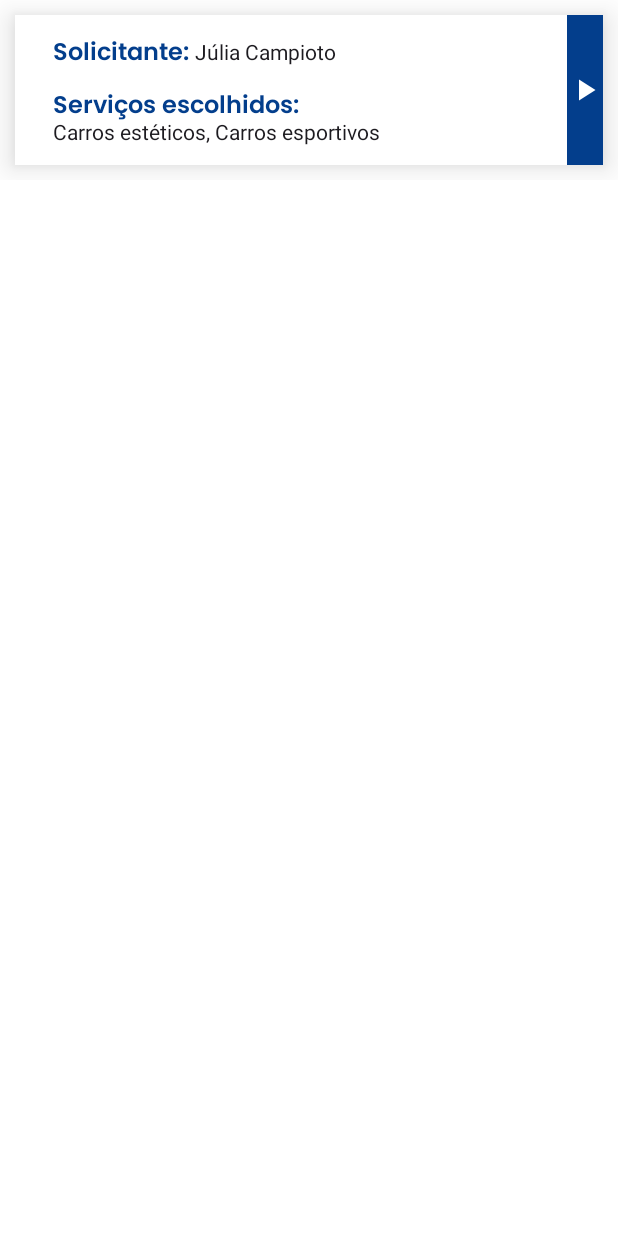
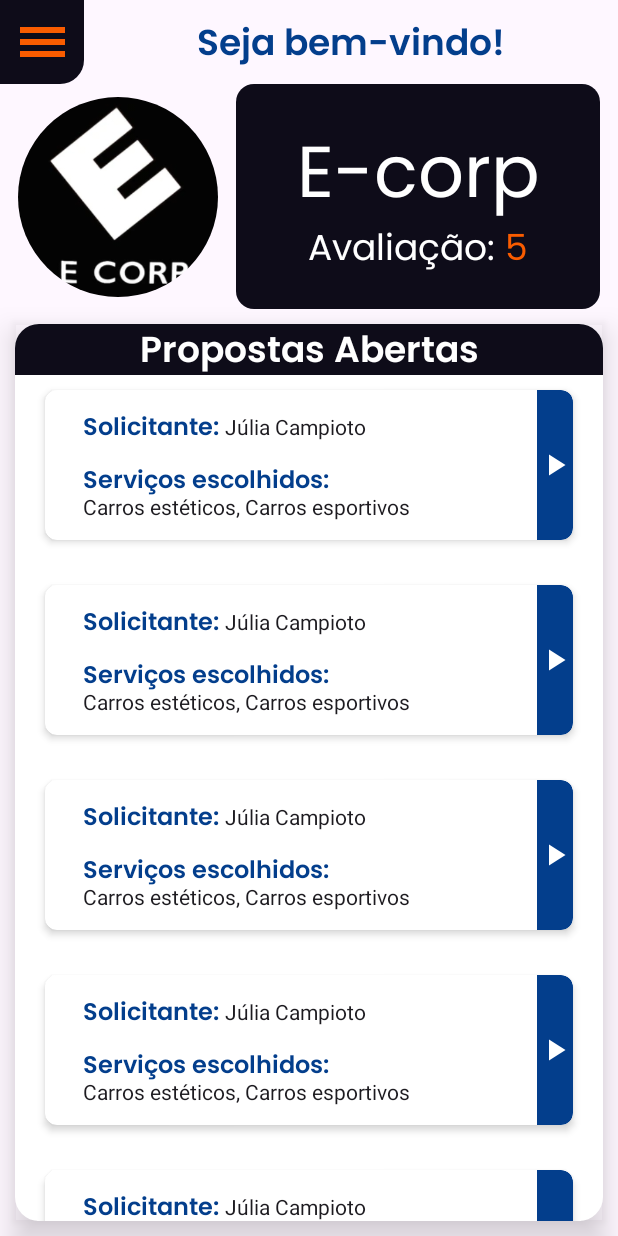
Before and after one commit to ArchFacts/App-Mobile, an Android app built with Jetpack Compose: the @Preview function GreetingsPrestadorPreview, on a phone screen of 412 x 824 dp. Run offline under Robolectric (Android 15) with nearby library versions, the phone set to English and light mode, and no system bars.

Commit message:
finishing greetingsPrestador

```diff
--- a/app/src/main/java/com/example/archfacts_app_web/screens/GreetingsPrestador.kt
+++ b/app/src/main/java/com/example/archfacts_app_web/screens/GreetingsPrestador.kt
@@ -48,20 +48,22 @@ import com.example.archfacts_app_web.ui.theme.ArchBlue
 import com.example.archfacts_app_web.ui.theme.ArchOrange
 import com.example.archfacts_app_web.ui.theme.Poppins
 
-data class PrestadorItems(val solicitante: String, val servicosEscolhidos: String)
+data class PropostaItems(val solicitante: String, val servicosEscolhidos: String)
 
 @Composable
-fun Propostas() {
+fun Proposta(propostaItems: PropostaItems) {
     Surface(
         modifier = Modifier
             .fillMaxWidth()
             .padding(10.dp)
             .shadow(
-                12.dp,
+                3.dp,
                 clip = true,
                 ambientColor = Color.Black.copy(alpha = 0.8f),
-                spotColor = Color.Black.copy(alpha = 0.8f)
-            ),
+                spotColor = Color.Black.copy(alpha = 0.8f),
+                shape = RoundedCornerShape(8.dp)
+            )
+            .clip(RoundedCornerShape(8.dp)),
         color = Color.White,
     ) {
         Row(
@@ -69,7 +71,9 @@ fun Propostas() {
             modifier = Modifier.height(100.dp)
         ) {
             Column(
-                modifier = Modifier.fillMaxHeight().padding(horizontal = 25.dp),
+                modifier = Modifier
+                    .fillMaxHeight()
+                    .padding(horizontal = 25.dp),
                 verticalArrangement = Arrangement.SpaceEvenly
             ) {
                 Text(text = buildAnnotatedString {
@@ -83,7 +87,7 @@ fun Propostas() {
                     ) {
                         append("Solicitante: ")
                     }
-                    append("Júlia Campioto")
+                    append(propostaItems.solicitante)
                 })
                 Column {
                     Text(
@@ -94,7 +98,7 @@ fun Propostas() {
                         color = ArchBlue,
                         textAlign = TextAlign.Center,
                     )
-                    Text(text = "Carros estéticos, Carros esportivos")
+                    Text(text = propostaItems.servicosEscolhidos)
                 }
             }
             Column(
@@ -116,6 +120,13 @@ fun Propostas() {
 
 @Composable
 fun GreetingsPrestador() {
+    val propostas = listOf(
+        PropostaItems("Júlia Campioto", "Carros estéticos, Carros esportivos"),
+        PropostaItems("Júlia Campioto", "Carros estéticos, Carros esportivos"),
+        PropostaItems("Júlia Campioto", "Carros estéticos, Carros esportivos"),
+        PropostaItems("Júlia Campioto", "Carros estéticos, Carros esportivos"),
+        PropostaItems("Júlia Campioto", "Carros estéticos, Carros esportivos"),
+    )
     Scaffold(topBar = {
         Row(
             verticalAlignment = Alignment.CenterVertically,
@@ -127,7 +138,7 @@ fun GreetingsPrestador() {
             Text(
                 text = "Seja bem-vindo!",
                 fontFamily = Poppins,
-                fontSize = 32.sp,
+                fontSize = 24.sp,
                 fontWeight = FontWeight.SemiBold,
                 color = ArchBlue,
                 textAlign = TextAlign.Center,
@@ -149,13 +160,14 @@ fun GreetingsPrestador() {
             ) {
                 ProfilePicture(
                     painterResource(R.drawable.ecorp_logo),
-                    150,
+                    133,
                     modifier = Modifier
                 )
 
                 Spacer(modifier = Modifier.size(12.dp))
 
                 Box(
+                    contentAlignment = Alignment.CenterStart,
                     modifier = Modifier
                         .fillMaxHeight()
                         .height(IntrinsicSize.Min)
@@ -196,7 +208,6 @@ fun GreetingsPrestador() {
                     .padding(10.dp)
                     .shadow(
                         12.dp,
-                        RoundedCornerShape(15.dp),
                         clip = true,
                         ambientColor = Color.Black.copy(alpha = 0.8f),
                         spotColor = Color.Black.copy(alpha = 0.8f)
@@ -204,21 +215,26 @@ fun GreetingsPrestador() {
                 shape = RoundedCornerShape(16.dp),
                 color = Color.White,
             ) {
-                Box(
-                    modifier = Modifier
-                        .fillMaxWidth()
-                        .background(ArchBlack)
-                ) {
+                Column {
+
                     Text(
                         text = "Propostas Abertas",
                         fontFamily = Poppins,
                         fontSize = 24.sp,
                         fontWeight = FontWeight.SemiBold,
                         color = Color.White,
+                        textAlign = TextAlign.Center,
+                        modifier = Modifier
+                            .background(ArchBlack)
+                            .fillMaxWidth()
                     )
-                }
-                LazyColumn {
 
+                    LazyColumn(modifier = Modifier.padding(horizontal = 10.dp)) {
+                        items(propostas) { proposta ->
+                            Proposta(proposta)
+                            Spacer(modifier = Modifier.height(10.dp))
+                        }
+                    }
                 }
             }
         }
@@ -231,5 +247,5 @@ fun GreetingsPrestador() {
 @Preview
 @Composable
 fun GreetingsPrestadorPreview() {
-    Propostas()
+    GreetingsPrestador()
 }
```
